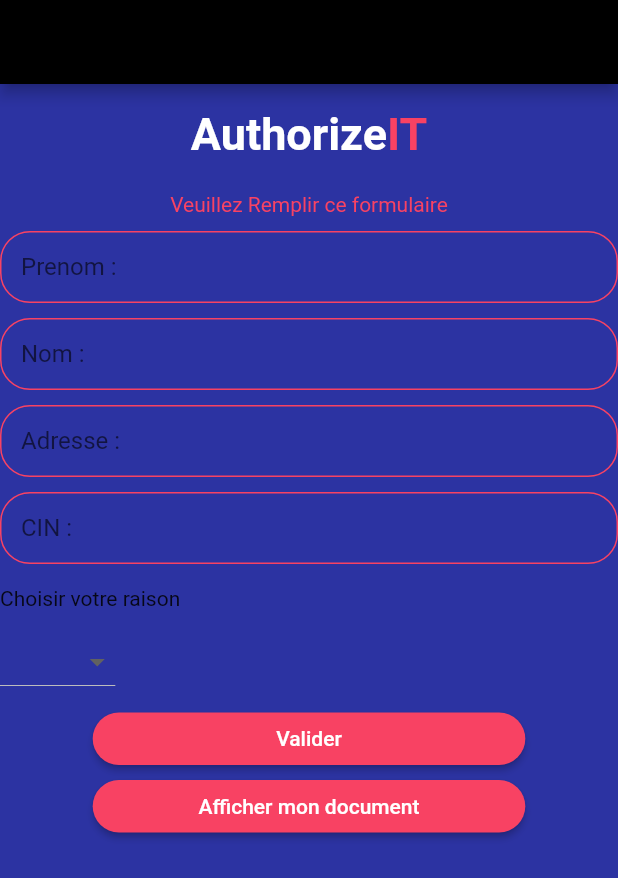
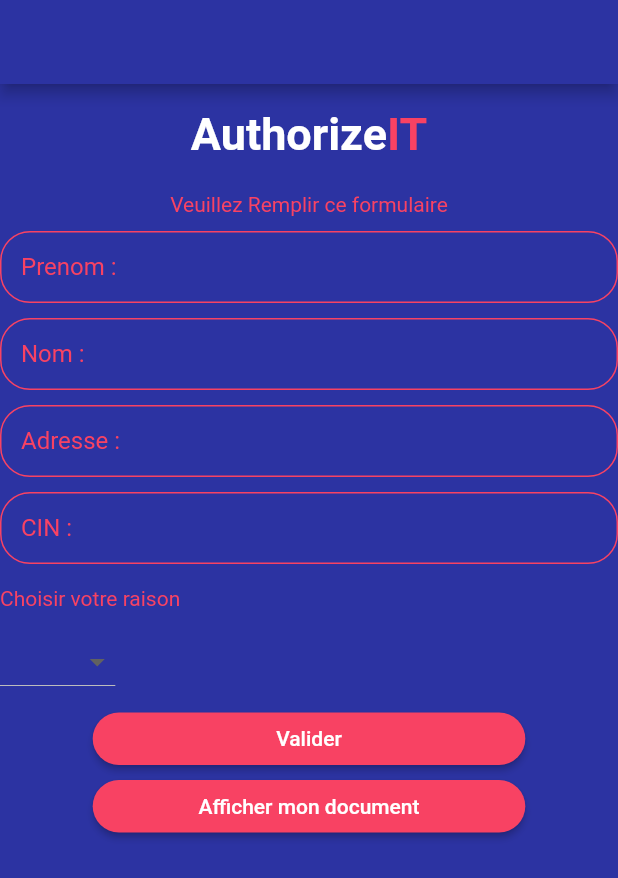
Before and after one commit to yasser1dev/Citizen-authorizeit, a Flutter app: the screen it shows after launch, on a phone screen of 412 x 824 dp. Shown: the top 878 px of the screen. Run offline on Flutter 3.47's test engine with Material 2 defaults, Android fonts, the phone set to English and light mode, and no system bars; our stand-ins replace qr_flutter, shared_preferences, sqflite; accounts and stored records are empty; network calls fail.

Commit message:
design enhancement

```diff
--- a/lib/CitizenInfos.dart
+++ b/lib/CitizenInfos.dart
@@ -29,7 +29,7 @@ class _CitizenInfosState extends State<CitizenInfos> {
   Widget build(BuildContext context) {
     return Scaffold(
         appBar: AppBar(
-        backgroundColor: Colors.black,
+        backgroundColor: themePrimaryColor,
     ),
         backgroundColor: themePrimaryColor,
 
@@ -50,11 +50,11 @@ class _CitizenInfosState extends State<CitizenInfos> {
                            children: <TextSpan>[
                              TextSpan(text: 'Authorize', style: TextStyle(
                                  fontWeight: FontWeight.bold,
-                                 color: Colors.black,
+                                 color: Colors.white,
                                  fontSize: 30)),
                              TextSpan(text: "IT", style: TextStyle(
                                  fontWeight: FontWeight.bold,
-                                 color: Colors.red,
+                                 color: themeSecondaryColor,
                                  fontSize: 30)),
                            ],
                          ),
--- a/lib/QRCodeView.dart
+++ b/lib/QRCodeView.dart
@@ -20,7 +20,7 @@ class _QrCodeWidgetState extends State<QrCodeWidget> {
   Widget build(BuildContext context) {
     return Scaffold(
       appBar: AppBar(
-        backgroundColor: Colors.black,
+        backgroundColor: themeLightColor,
       ),
         backgroundColor: themeLightColor,
         body: SafeArea(
@@ -30,8 +30,8 @@ class _QrCodeWidgetState extends State<QrCodeWidget> {
                 Padding(padding:const EdgeInsets.all(20.0) ,child: RichText(
                   text: TextSpan(
                     children: <TextSpan>[
-                      TextSpan(text: 'Authorize', style: TextStyle(fontWeight: FontWeight.bold,color: Colors.black,fontSize: 30)),
-                      TextSpan(text: "IT",style: TextStyle(fontWeight: FontWeight.bold,color: Colors.red,fontSize: 30)),
+                      TextSpan(text: 'Authorize', style: TextStyle(fontWeight: FontWeight.bold,color: Colors.white,fontSize: 30)),
+                      TextSpan(text: "IT",style: TextStyle(fontWeight: FontWeight.bold,color: themeSecondaryColor,fontSize: 30)),
                     ],
                   ),
                 )),
--- a/lib/citizenForm.dart
+++ b/lib/citizenForm.dart
@@ -81,6 +81,7 @@ class MyCustomFormState extends State<citizenForm> {
                            )
                        ),
                        labelText: 'Prenom : ',
+                        labelStyle: TextStyle(color:themeSecondaryColor )
 
                    ),
                    validator: (value) {
@@ -106,7 +107,9 @@ class MyCustomFormState extends State<citizenForm> {
                       color: themeLightColor,
                       )
                       ),
-                       labelText: 'Nom : '
+                       labelText: 'Nom : ',
+                       labelStyle: TextStyle(color:themeSecondaryColor )
+
                    ),
                    validator: (value) {
                      if (value.isEmpty) {
@@ -133,7 +136,9 @@ class MyCustomFormState extends State<citizenForm> {
                       color: themeLightColor,
                         )
                       ),
-                       labelText: 'Adresse : '
+                       labelText: 'Adresse : ',
+                       labelStyle: TextStyle(color:themeSecondaryColor )
+
                    ),
                    validator: (value) {
                      if (value.isEmpty) {
@@ -159,7 +164,9 @@ class MyCustomFormState extends State<citizenForm> {
                              color: themeLightColor,
                            )
                        ),
-                       labelText: 'CIN : '
+                       labelText: 'CIN : ',
+                       labelStyle: TextStyle(color:themeSecondaryColor )
+
                    ),
                    validator: (value) {
                      if (value.isEmpty) {
@@ -172,7 +179,7 @@ class MyCustomFormState extends State<citizenForm> {
 
                Padding(
                  padding: const EdgeInsets.symmetric(vertical: 10.0) ,
-                 child: Text("Choisir votre raison"),
+                 child: Text("Choisir votre raison",style:TextStyle(color:themeSecondaryColor ),),
                ),
                DropdownButton(
                    value: _currentReason,
--- a/lib/main.dart
+++ b/lib/main.dart
@@ -47,7 +47,7 @@ class _MyStatefulWidgetState extends State<MyStatefulWidget> {
   Widget build(BuildContext context) {
     return Scaffold(
       appBar: AppBar(
-        backgroundColor: Colors.black,
+        backgroundColor: themePrimaryColor,
       ),
       backgroundColor: themePrimaryColor,
       body: Center(
```
